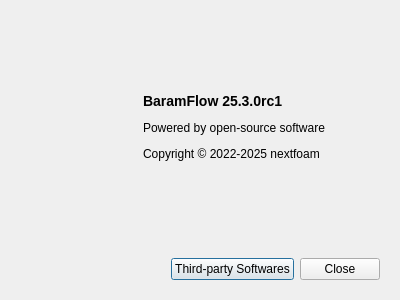
This is baramFlow/view/main_window/menu/help/about_dialog.ui in nextfoam/baram as Qt 5 draws it before an edit. The edited form follows.
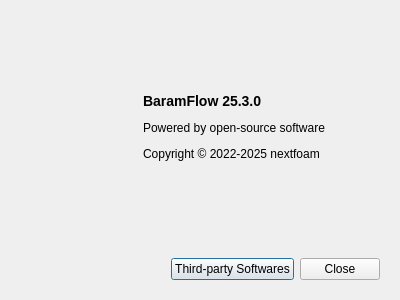
This is the edited form.

What changed in the file:
```diff
--- a/baramFlow/view/main_window/menu/help/about_dialog.ui
+++ b/baramFlow/view/main_window/menu/help/about_dialog.ui
@@ -90,7 +90,7 @@
          </sizepolicy>
         </property>
         <property name="text">
-         <string>&lt;p&gt;&lt;b&gt;&lt;font size=&quot;4&quot;&gt;BaramFlow 25.3.0rc1&lt;/font&gt;&lt;/b&gt;&lt;/p&gt;
+         <string>&lt;p&gt;&lt;b&gt;&lt;font size=&quot;4&quot;&gt;BaramFlow 25.3.0&lt;/font&gt;&lt;/b&gt;&lt;/p&gt;
 
 &lt;p&gt;Powered by open-source software&lt;/p&gt;
 
```
